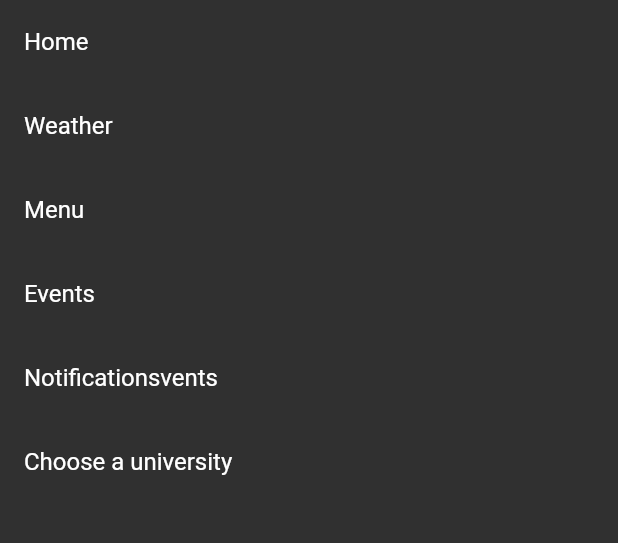
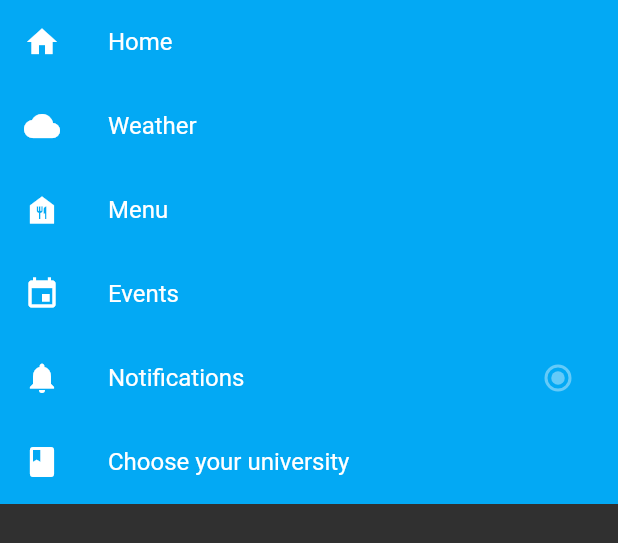
Before and after one commit to JHGarciaXD/IPM2023, a Flutter app: the DrawerWidget widget shown alone on an empty page, opened directly with empty values, on a phone screen of 412 x 824 dp. Shown: the top 543 px of the screen. Run offline on Flutter 3.47's test engine with Material 2 defaults, Android fonts, the phone set to English and light mode, and no system bars; our stand-ins replace flutter_dotenv, flutter_map, geolocator, latlong2, shared_preferences, sliding_up_panel and 1 more; missing offline and left inert: flutter_map_location_marker; accounts and stored records are empty; network calls fail.

Commit message:
need help

```diff
--- a/nova_maps/lib/data/DrawerItems.dart
+++ b/nova_maps/lib/data/DrawerItems.dart
@@ -1,15 +1,14 @@
 import 'package:flutter/material.dart';
 import 'package:nova_maps/model/DrawerItem.dart';
+
 
 class DrawerItems {
   static const home = DrawerItem(title: "Home", icon: Icons.home);
   static const weather = DrawerItem(title: "Weather", icon: Icons.cloud);
   static const menu = DrawerItem(title: "Menu", icon: Icons.food_bank);
   static const events = DrawerItem(title: "Events", icon: Icons.event);
-  static const notifications =
-      DrawerItem(title: "Notificationsvents", icon: Icons.notifications);
-  static const university =
-      DrawerItem(title: "Choose a university", icon: Icons.book);
+  static const notifications = DrawerItem(title: "Notifications", icon: Icons.notifications, hasRadioButton: true);
+  static const university = DrawerItem(title: "Choose your university", icon: Icons.book);
 
   static final List<DrawerItem> all = [
     home,
--- a/nova_maps/lib/model/DrawerItem.dart
+++ b/nova_maps/lib/model/DrawerItem.dart
@@ -3,6 +3,7 @@ import 'package:flutter/material.dart';
 class DrawerItem {
   final String title;
   final IconData icon;
+  final bool hasRadioButton; // New property for radio button
 
-  const DrawerItem({required this.title, required this.icon});
+  const DrawerItem({required this.title, required this.icon, this.hasRadioButton = false});
 }
--- a/nova_maps/lib/widgets/DrawerWidget.dart
+++ b/nova_maps/lib/widgets/DrawerWidget.dart
@@ -22,14 +22,26 @@ class DrawerWidget extends StatelessWidget {
         ),
       );
 
-  Widget buildDrawerItems(BuildContext context) => Column(
+  Widget buildDrawerItems(BuildContext context) => Container(
+    color: Colors.lightBlue, // Set the background color here
+    child: Column(
       children: DrawerItems.all
           .map((item) => ListTile(
         title: Text(item.title),
+        leading: Icon(item.icon),
+        trailing: item.hasRadioButton
+            ? Radio(
+          value: null, // Provide the appropriate value
+          groupValue: null, // Provide the appropriate group value
+          onChanged: null, // Provide the appropriate onChanged callback
+        )
+            : null,
         onTap: () {
           onSelectedItem(item);
         },
       ))
           .toList(),
+    ),
   );
+
 }
```
Also changed, not shown: nova_maps/lib/Views/HomePage.dart (+0 -76 lines). Lines whose indentation alone changed are shown as unchanged.
